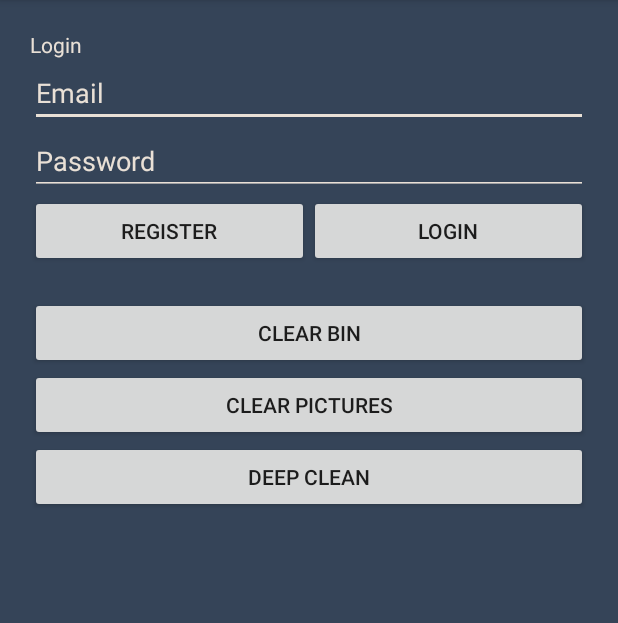
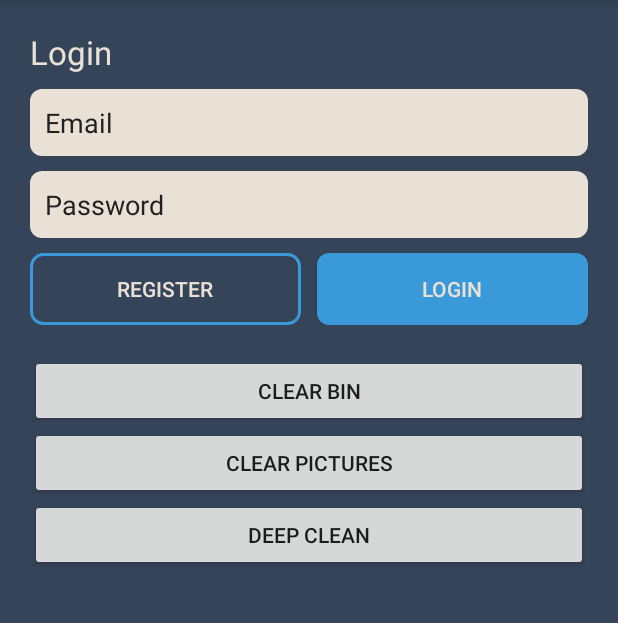
Before and after one commit to SandervWickeren/PictureSwipe, an Android app: the LoginFragment screen opened directly, with no data from a screen before it, on a phone screen of 412 x 824 dp, the part 84-707 px from its top. Run offline under Robolectric (Android 15) with nearby library versions, the phone set to English and light mode, and no system bars; our stand-ins replace Firebase (no records; nobody signed in at launch, a user with empty details on screens opened directly).

Commit message:
Progression made in the layout of buttons

```diff
--- a/app/src/main/java/com/example/sander/pictureswipe/SwipeFragment.java
+++ b/app/src/main/java/com/example/sander/pictureswipe/SwipeFragment.java
@@ -229,12 +229,8 @@ public class SwipeFragment extends Fragment implements View.OnClickListener {
                 convertView = getLayoutInflater().inflate(R.layout.card_layout, parent, false);
             }
 
-            TextView textViewCard = (TextView) convertView.findViewById(R.id.textViewCard);
-
             String[] splitPath = mData.get(position).split("/");
             String imageName = splitPath[splitPath.length - 1];
-            textViewCard.setText(imageName);
-
 
             ImageView imageView = convertView.findViewById(R.id.cardImage);
 
--- /dev/null
+++ b/app/src/main/res/drawable-v24/edittext_background.xml
@@ -0,0 +1,5 @@
+<shape xmlns:android="http://schemas.android.com/apk/res/android" android:shape="rectangle">
+    <corners android:radius="8dp" />
+    <solid android:color="@color/colorLight"/>
+    <padding android:bottom="10dp" android:left="10dp" android:right="10dp" android:top="10dp"></padding>
+</shape>
--- /dev/null
+++ b/app/src/main/res/drawable-v24/general_btn.xml
@@ -0,0 +1,22 @@
+<?xml version="1.0" encoding="utf-8"?>
+
+<selector xmlns:android="http://schemas.android.com/apk/res/android">
+    <item
+        android:state_pressed="true"
+        android:state_enabled="true">
+
+            <shape android:shape="rectangle" xmlns:android="http://schemas.android.com/apk/res/android">
+                <corners android:radius="8dp"/>
+                <solid android:color="@color/colorGeneralButtonShadow"/>
+            </shape>
+    </item>
+    <item
+        android:state_enabled="true"
+        android:drawable="@drawable/general_btn_background">
+
+            <shape xmlns:android="http://schemas.android.com/apk/res/android" android:shape="rectangle">
+                <corners android:radius="8dp" />
+                <solid android:color="@color/colorPrimary"/>
+            </shape>
+    </item>
+</selector>
--- /dev/null
+++ b/app/src/main/res/drawable-v24/general_btn_background.xml
@@ -0,0 +1,4 @@
+<shape xmlns:android="http://schemas.android.com/apk/res/android" android:shape="rectangle">
+    <corners android:radius="8dp" />
+    <solid android:color="@color/colorPrimary"/>
+</shape>
--- /dev/null
+++ b/app/src/main/res/drawable-v24/general_btn_shadow.xml
@@ -0,0 +1,5 @@
+<shape android:shape="rectangle" xmlns:android="http://schemas.android.com/apk/res/android">
+    <corners android:radius="8dp"/>
+    <solid android:color="@color/colorGeneralButtonShadow"/>
+
+</shape>
--- /dev/null
+++ b/app/src/main/res/drawable-v24/general_light_btn.xml
@@ -0,0 +1,11 @@
+<?xml version="1.0" encoding="utf-8"?>
+
+<selector xmlns:android="http://schemas.android.com/apk/res/android">
+    <item
+        android:state_pressed="true"
+        android:state_enabled="true"
+        android:drawable="@drawable/general_light_btn_shadow" />
+    <item
+        android:state_enabled="true"
+        android:drawable="@drawable/general_light_btn_background" />
+</selector>
--- /dev/null
+++ b/app/src/main/res/drawable-v24/general_light_btn_background.xml
@@ -0,0 +1,5 @@
+<shape xmlns:android="http://schemas.android.com/apk/res/android" android:shape="rectangle">
+    <corners android:radius="8dp" />
+    <stroke android:color="@color/colorPrimary" android:width="2dp"/>
+    <solid android:color="@color/colorTransparent"/>
+</shape>
--- /dev/null
+++ b/app/src/main/res/drawable-v24/general_light_btn_shadow.xml
@@ -0,0 +1,6 @@
+<shape android:shape="rectangle" xmlns:android="http://schemas.android.com/apk/res/android">
+    <corners android:radius="8dp"/>
+    <stroke android:color="@color/colorGeneralButtonShadow" android:width="2dp"/>
+    <solid android:color="@color/colorTransparent"/>
+
+</shape>
--- a/app/src/main/res/layout/fragment_clear_bin_dialog.xml
+++ b/app/src/main/res/layout/fragment_clear_bin_dialog.xml
@@ -31,7 +31,9 @@
             android:layout_width="wrap_content"
             android:layout_height="wrap_content"
             android:layout_weight="1"
+            android:background="@drawable/general_btn"
             android:backgroundTint="@color/colorGreenAccept"
+            android:foregroundTint="@color/colorTransparent"
             android:textColor="@color/colorLight"
             android:text="Cancel" />
 
--- a/app/src/main/res/layout/fragment_login.xml
+++ b/app/src/main/res/layout/fragment_login.xml
@@ -9,8 +9,10 @@
 
     <TextView
         android:id="@+id/textView"
+        android:layout_marginBottom="10dp"
         android:layout_width="match_parent"
         android:layout_height="wrap_content"
+        android:textAppearance="@style/TextAppearance.AppCompat.Large"
         android:textColor="@color/colorLight"
         android:text="Login" />
 
@@ -18,11 +20,12 @@
         android:id="@+id/email"
         android:layout_width="match_parent"
         android:layout_height="wrap_content"
+        android:layout_marginBottom="10dp"
         android:ems="10"
         android:hint="Email"
-        android:backgroundTint="@color/colorLight"
-        android:textColorHint="@color/colorLight"
-        android:textColor="@color/colorLight"
+        android:background="@drawable/edittext_background"
+        android:textColorHint="@color/colorExtraDarkBackground"
+        android:textColor="@color/colorExtraDarkBackground"
         android:inputType="textEmailAddress"
         />
 
@@ -30,11 +33,12 @@
         android:id="@+id/password"
         android:layout_width="match_parent"
         android:layout_height="wrap_content"
+        android:layout_marginBottom="10dp"
         android:hint="Password"
         android:ems="10"
-        android:backgroundTint="@color/colorLight"
-        android:textColorHint="@color/colorLight"
-        android:textColor="@color/colorLight"
+        android:background="@drawable/edittext_background"
+        android:textColorHint="@color/colorExtraDarkBackground"
+        android:textColor="@color/colorExtraDarkBackground"
         android:inputType="textPassword" />
 
     <LinearLayout
@@ -45,12 +49,18 @@
         <Button
             android:id="@+id/register"
             android:layout_width="wrap_content"
+            android:layout_marginEnd="5dp"
             android:layout_height="wrap_content"
+            android:background="@drawable/general_light_btn"
+            android:textColor="@color/colorLight"
             android:layout_weight="1"
             android:text="Register" />
 
         <Button
             android:id="@+id/login"
+            android:layout_marginStart="5dp"
+            android:background="@drawable/general_btn"
+            android:textColor="@color/colorLight"
             android:layout_width="wrap_content"
             android:layout_height="wrap_content"
             android:layout_weight="1"
--- a/app/src/main/res/values/colors.xml
+++ b/app/src/main/res/values/colors.xml
@@ -2,12 +2,19 @@
 <resources>
     <color name="colorPrimary">#3A9AD9</color>
     <color name="colorPrimaryDark">#212121</color>
-    <color name="colorAccent">#EB7260</color>
+    <color name="colorAccent">#3A9AD9</color>
 
     <color name="colorDarkBackground">#354458</color>
     <color name="colorBlueAccent">#3A9AD9</color>
     <color name="colorGreenAccept">#29ABA4</color>
     <color name="colorLight">#E9E0D6</color>
     <color name="colorRedDecline">#EB7260</color>
+    <color name="colorFavorite">#FEC601</color>
     <color name="colorExtraDarkBackground">#212121</color>
+
+    <color name="colorGeneralButtonShadow">#FF2C75A6</color>
+    <color name="colorFavoriteButtonShadow">#FFC29700</color>
+    <color name="colorRedDeclineButtonShadow">#FFB6584A</color>
+    <color name="colorGreenAcceptButtonShadow">#FF24948E</color>
+    <color name="colorTransparent">#00ffffff</color>
 </resources>
```
Also changed, not shown: app/src/main/res/drawable-v24/accept_btn.xml (added, +21 -0 lines), app/src/main/res/drawable-v24/decline_btn.xml (added, +21 -0 lines), app/src/main/res/drawable-v24/favorite_btn.xml (added, +21 -0 lines), app/src/main/res/drawable-v24/general_btn_with_shadow.xml (added, +9 -0 lines), app/src/main/res/drawable-v24/general_light_btn_with_shadow.xml (added, +9 -0 lines), app/src/main/res/layout/card_layout.xml (+1 -13 lines), app/src/main/res/layout/fragment_register.xml (+16 -13 lines), app/src/main/res/layout/fragment_swipe.xml (+18 -9 lines).
